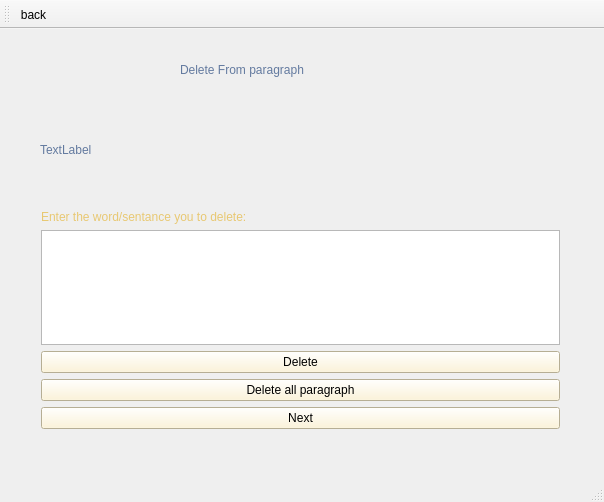
The window that DeletePage.ui (Rrr3rrr2004/Word-Frequency-Count) describes before a commit, drawn with Qt 5.
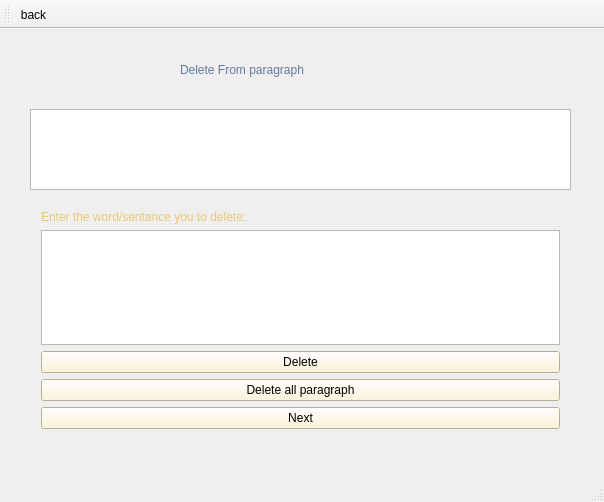
The same window after the commit. Icons and pictures are not drawn.

Commit message: delete connect

Diff of the .ui file:
```diff
--- a/DeletePage.ui
+++ b/DeletePage.ui
@@ -121,21 +121,17 @@
      </item>
     </layout>
    </widget>
-   <widget class="QLabel" name="para">
+   <widget class="QTextEdit" name="display">
     <property name="geometry">
      <rect>
-      <x>40</x>
-      <y>90</y>
-      <width>531</width>
-      <height>61</height>
+      <x>30</x>
+      <y>80</y>
+      <width>541</width>
+      <height>81</height>
      </rect>
     </property>
-    <property name="styleSheet">
-     <string notr="true">font: 8pt &quot;Traditional Arabic&quot;;
-color: rgb(99, 122, 159);</string>
-    </property>
-    <property name="text">
-     <string>TextLabel</string>
+    <property name="readOnly">
+     <bool>true</bool>
     </property>
    </widget>
   </widget>
```
The commit also changes 6 other files.
